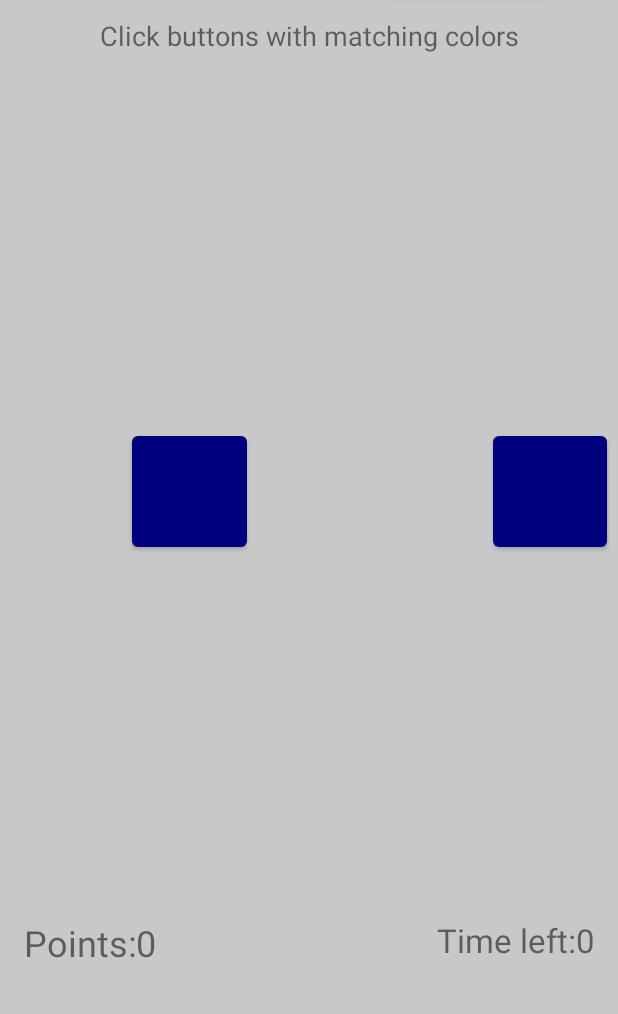
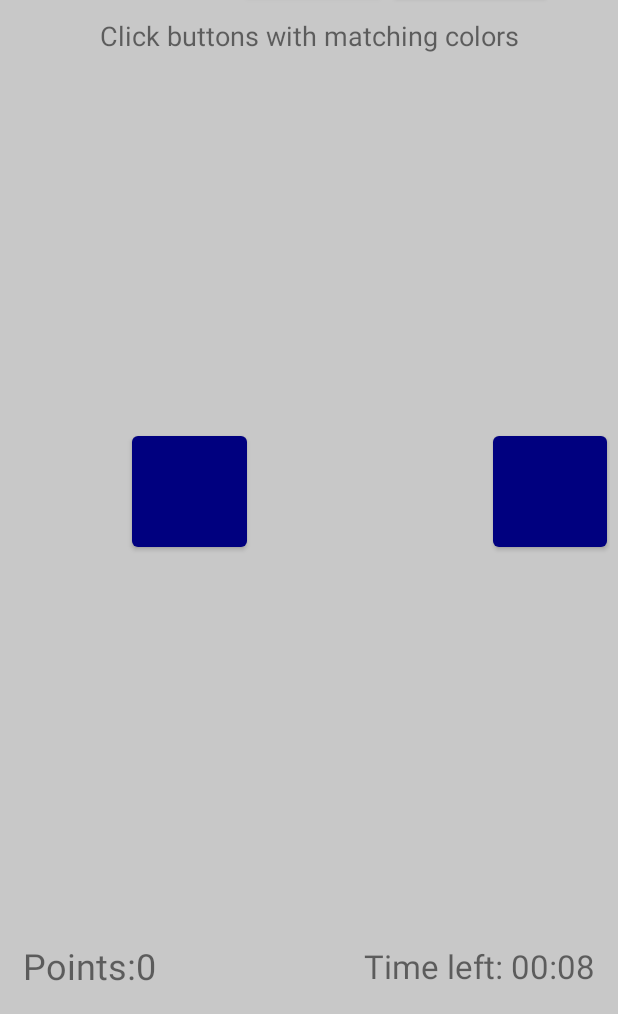
Before and after one commit to Axinification/Boxes, an Android app: the screen it shows after launch (MainActivity), after a tap on "START", on a phone screen of 412 x 824 dp, the part 222-1236 px from its top. Run offline under Robolectric (Android 15) with nearby library versions, the phone set to English and light mode, and no system bars.

Commit message:
Timer working

```diff
--- a/app/src/main/java/com/example/boxes/MainActivity.java
+++ b/app/src/main/java/com/example/boxes/MainActivity.java
@@ -1,13 +1,20 @@
 package com.example.boxes;
 
+import android.annotation.SuppressLint;
+import android.content.Context;
 import android.content.res.TypedArray;
 import android.os.Bundle;
+import android.os.CountDownTimer;
+import android.util.Log;
 import android.view.View;
 import android.widget.Button;
+import android.widget.LinearLayout;
 import android.widget.TextView;
+import android.widget.Toast;
 
 import androidx.appcompat.app.AppCompatActivity;
 
+import java.util.Locale;
 import java.util.Random;
 
 public class MainActivity extends AppCompatActivity {
@@ -16,11 +23,18 @@ public class MainActivity extends AppCompatActivity {
     public Button restart;
     public Button[] allButtons;
     public TextView counter;
+    public TextView timer;
+    public int startingTime = 10000;
+    long timeLeft;
+
+
     public int points = 0;
+
 
     public static int[] colors;
     boolean isStarted = false;
     boolean flag = true;
+    private CountDownTimer countDownTimer;
 
     @Override
     protected void onCreate(Bundle savedInstanceState) {
@@ -43,6 +57,10 @@ public class MainActivity extends AppCompatActivity {
             colors[i] = ta.getColor(i, 0);
         }
         ta.recycle();
+
+        //Set timer
+        final CountDownTimer[] countDownTimer = new CountDownTimer[1];
+        timer = findViewById(R.id.timer);
 
         //Set counter
         counter = findViewById(R.id.points);
@@ -82,20 +100,25 @@ public class MainActivity extends AppCompatActivity {
             button.setOnClickListener(v -> clickHandler(button));
         }
     }
-
+    //TODO: Work on GUI
+    //TODO: Setup Firebase Google authentication and send points with current location to database for ranking
     //Start handler function
     public void startHandler() {
         start.setClickable(false);
         start.getBackground().setAlpha(128);
         restart.setClickable(true);
         restart.getBackground().setAlpha(255);
-        addPair();
+        timer.setText("00:00");
+        addBoxes();
+        setTimer(startingTime);
+
         isStarted=!isStarted;
     }
 
     //Restart handler function
     public void restartHandler() {
         points = 0;
+        countDownTimer.cancel();
         counter.setText(String.valueOf(points));
         isStarted = false;
         flag = true;
@@ -107,6 +130,7 @@ public class MainActivity extends AppCompatActivity {
             allButtons[i].setVisibility(View.INVISIBLE);
             allButtons[i].getBackground().setAlpha(255);
         }
+        countDownTimer.start();
     }
 
     public Button firstClick;
@@ -115,6 +139,7 @@ public class MainActivity extends AppCompatActivity {
     public int secondColorCheck;
 
     //Box click handler function
+    //Boxes are matched based on color
     public void clickHandler(View view){
         if (flag) {
             firstClick = (Button) view;
@@ -125,27 +150,46 @@ public class MainActivity extends AppCompatActivity {
             secondClick = (Button) view;
             secondColorCheck = secondClick.getCurrentTextColor();
             if (firstColorCheck == secondColorCheck) {
+                //If matched
+                //Hide and disable clicked buttons
                 view.setClickable(false);
                 firstClick.getBackground().setAlpha(255);
                 firstClick.setVisibility(View.INVISIBLE);
                 secondClick.setVisibility(View.INVISIBLE);
+                //Increment and update points
                 points++;
                 counter.setText(String.valueOf(points));
-                addPair();
+                //Add one second and update timer
+                timeLeft += 1000;
+                countDownTimer.cancel();
+                setTimer(timeLeft);
+                //Add 3 new boxes
+                addBoxes();
             } else {
                 firstClick.setClickable(true);
                 firstClick.getBackground().setAlpha(255);
                 secondClick.setClickable(true);
                 secondClick.getBackground().setAlpha(255);
-                points--;
                 counter.setText(String.valueOf(points));
+                timeLeft -= 5000;
+                String str = timeLeft+"";
+                Log.i("Time Left: ",str);
+                if (timeLeft < 0) {
+                    countDownTimer.cancel();
+                    timer.setText("00:00");
+                    countDownTimer.onFinish();
+                }
+                else {
+                    countDownTimer.cancel();
+                    setTimer(timeLeft);
+                }
             }
         }
         flag = !flag;
     }
 
     //Add pair function
-    public void addPair() {
+    public void addBoxes() {
         Button[] selectedButton = selectButtons(allButtons);
         Random color =  new Random();
         int selectedColor = colors[color.nextInt(colors.length)];
@@ -179,4 +223,36 @@ public class MainActivity extends AppCompatActivity {
             return selectButtons(allButtons);
         }
     }
+
+    public void setTimer(long currentTime) {
+        countDownTimer = new CountDownTimer(currentTime, 1000) {
+
+            @Override
+            public void onTick(long millisUntilFinished) {
+                int min = (int) millisUntilFinished / 1000 / 60;
+                int sec = (int) millisUntilFinished / 1000 % 60;
+                timeLeft = millisUntilFinished;
+                if (timeLeft < 0) onFinish();
+
+                String time = String.format(Locale.getDefault(), "%02d:%02d", min, sec);
+
+                timer.setText(time);
+            }
+
+            @SuppressLint("SetTextI18n")
+            @Override
+            public void onFinish() {
+                //TODO: Find out why it doesnt work (probably has to end by itself, in that case create finishing method with layout popup and shit)
+                //Set Board
+                Log.i("Finished", "works");
+                View overlay=findViewById(R.id.overlay);
+                overlay.bringToFront();
+                Context context = getApplicationContext();
+                Toast.makeText(context, "You've lost!", Toast.LENGTH_LONG).show();
+            }
+        }.start();
+
+
+    }
+
 }
--- a/app/src/main/res/layout/activity_main.xml
+++ b/app/src/main/res/layout/activity_main.xml
@@ -63,12 +63,20 @@
         </LinearLayout>
 
         <LinearLayout
+            android:id="@+id/board"
             android:layout_width="match_parent"
             android:layout_height="wrap_content"
             android:layout_weight="7"
             android:gravity="center"
             android:orientation="vertical"
             android:padding="5dp">
+
+            <LinearLayout
+                android:id="@+id/boxBoard"
+                android:layout_width="match_parent"
+                android:layout_height="match_parent"
+                android:orientation="vertical"
+                android:gravity="center">
 
                 <LinearLayout
                     android:layout_width="match_parent"
@@ -374,6 +382,16 @@
                         android:visibility="invisible"
                         tools:ignore="ButtonStyle" />
                 </LinearLayout>
+            </LinearLayout>
+
+
+            <LinearLayout
+                android:id="@+id/overlay"
+                android:layout_width="wrap_content"
+                android:layout_height="wrap_content"
+                android:layout_gravity="right"
+                android:orientation="vertical">
+            </LinearLayout>
 
         </LinearLayout>
 
@@ -395,7 +413,7 @@
                     android:id="@+id/textView"
                     android:layout_width="wrap_content"
                     android:layout_height="match_parent"
-                    android:gravity="end"
+                    android:gravity="center"
                     android:text="@string/points"
                     android:textSize="24sp" />
 
@@ -403,7 +421,7 @@
                     android:id="@+id/points"
                     android:layout_width="wrap_content"
                     android:layout_height="match_parent"
-                    android:gravity="start"
+                    android:gravity="center"
                     android:text="@string/_0"
                     android:textSize="24sp" />
             </LinearLayout>
@@ -413,21 +431,22 @@
                 android:layout_height="match_parent"
                 android:orientation="horizontal"
                 android:paddingRight="15dp"
-                android:paddingEnd="15dp"
                 android:gravity="end">
 
                 <TextView
                     android:layout_width="wrap_content"
                     android:layout_height="match_parent"
-                    android:gravity="start"
+                    android:gravity="center"
                     android:text="@string/time"
+                    android:paddingRight="5dp"
                     android:textSize="22sp" />
 
                 <TextView
+                    android:id="@+id/timer"
                     android:layout_width="wrap_content"
                     android:layout_height="match_parent"
-                    android:gravity="start"
-                    android:text="@string/_0"
+                    android:gravity="center"
+                    android:text="00:00"
                     android:textSize="22sp" />
 
             </LinearLayout>
```
Lines whose indentation alone changed are shown as unchanged.
